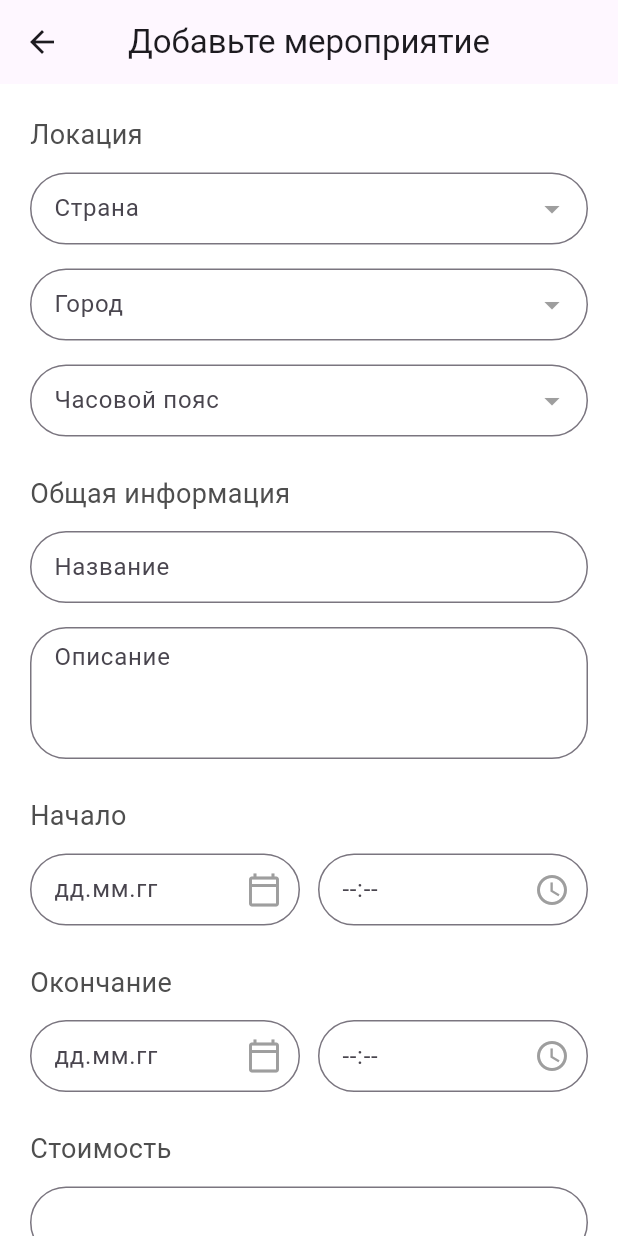
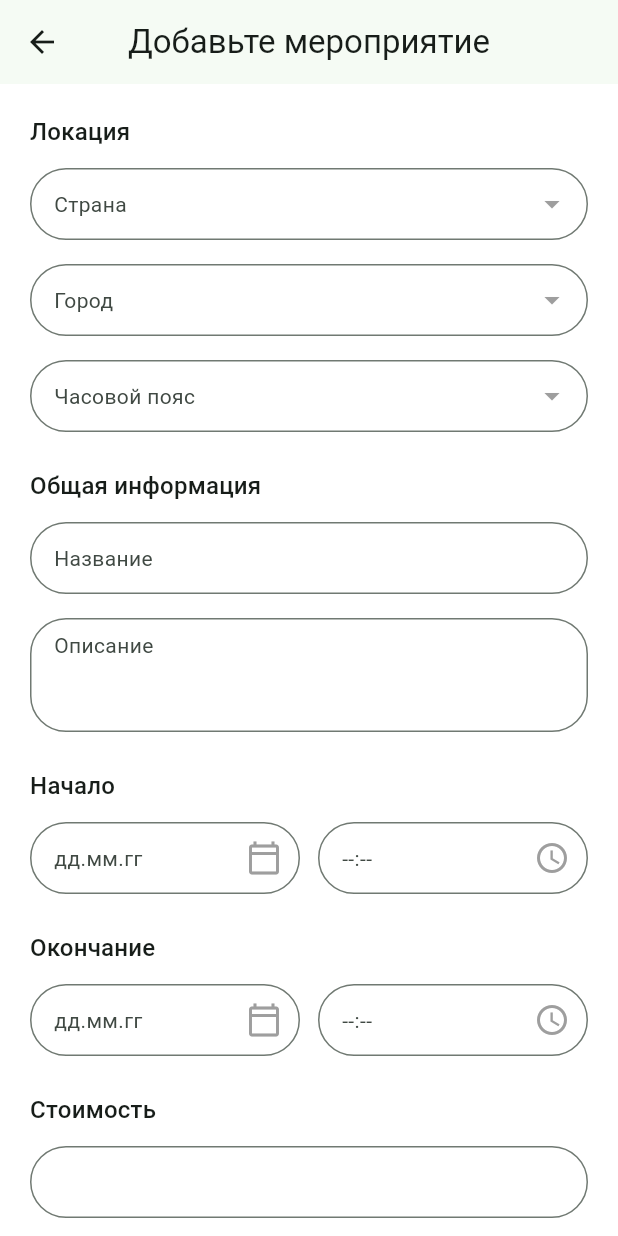
Before and after one commit to openworld-community/ows-events-mobile, a Flutter app: the CreateEventScreen screen opened directly, on a phone screen of 412 x 824 dp. Run offline on Flutter 3.47's test engine with Material 2 defaults, Android fonts, the phone set to English and light mode, and no system bars; our stand-ins replace dio, flutter_riverpod, freezed_annotation, logger, retrofit; generated files the repository leaves out were written again; network calls fail.

Commit message:
features: moved all colors and textStyle in theme

```diff
--- a/lib/features/events/presentation/create_event_screen.dart
+++ b/lib/features/events/presentation/create_event_screen.dart
@@ -2,8 +2,6 @@ import 'package:flutter/material.dart';
 import 'package:flutter/services.dart';
 import 'package:flutter_riverpod/flutter_riverpod.dart';
 import 'package:ows_events_mobile/features/events/presentation/rounded_text_field.dart';
-import 'package:ows_events_mobile/resources/colors.dart';
-import 'package:ows_events_mobile/resources/text_styles.dart';
 
 class CreateEventScreen extends ConsumerStatefulWidget {
   const CreateEventScreen({super.key});
@@ -109,17 +107,17 @@ class _CreateEventScreenState extends ConsumerState<CreateEventScreen> {
             body: SingleChildScrollView(
               child: Container(
                 padding: const EdgeInsets.all(20),
-                color: Colors.white,
+                color: Theme.of(context).colorScheme.secondary,
                 child: Column(
                   crossAxisAlignment: CrossAxisAlignment.start,
                   children: [
                     Column(
                         crossAxisAlignment: CrossAxisAlignment.start,
                         children: [
-                          const Text(
+                          Text(
                             'Локация',
                             textAlign: TextAlign.left,
-                            style: AppTextStyles.mainTextStyle,
+                            style: Theme.of(context).textTheme.titleMedium,
                           ),
                           const SizedBox(height: 12),
                           Column(
@@ -151,10 +149,10 @@ class _CreateEventScreenState extends ConsumerState<CreateEventScreen> {
                     Column(
                       crossAxisAlignment: CrossAxisAlignment.start,
                       children: [
-                        const Text(
+                        Text(
                           'Общая информация',
                           textAlign: TextAlign.left,
-                          style: AppTextStyles.mainTextStyle,
+                          style: Theme.of(context).textTheme.titleMedium,
                         ),
                         const SizedBox(height: 12),
                         Column(
@@ -180,10 +178,10 @@ class _CreateEventScreenState extends ConsumerState<CreateEventScreen> {
                     Column(
                       crossAxisAlignment: CrossAxisAlignment.start,
                       children: [
-                        const Text(
+                        Text(
                           'Начало',
                           textAlign: TextAlign.left,
-                          style: AppTextStyles.mainTextStyle,
+                          style: Theme.of(context).textTheme.titleMedium,
                         ),
                         const SizedBox(height: 12),
                         Row(
@@ -215,10 +213,10 @@ class _CreateEventScreenState extends ConsumerState<CreateEventScreen> {
                     Column(
                       crossAxisAlignment: CrossAxisAlignment.start,
                       children: [
-                        const Text(
+                        Text(
                           'Окончание',
                           textAlign: TextAlign.left,
-                          style: AppTextStyles.mainTextStyle,
+                          style: Theme.of(context).textTheme.titleMedium,
                         ),
                         const SizedBox(height: 12),
                         Row(
@@ -250,10 +248,10 @@ class _CreateEventScreenState extends ConsumerState<CreateEventScreen> {
                     Column(
                       crossAxisAlignment: CrossAxisAlignment.start,
                       children: [
-                        const Text(
+                        Text(
                           'Стоимость',
                           textAlign: TextAlign.left,
-                          style: AppTextStyles.mainTextStyle,
+                          style: Theme.of(context).textTheme.titleMedium,
                         ),
                         const SizedBox(height: 12),
                         RoundedTextField(
@@ -270,10 +268,10 @@ class _CreateEventScreenState extends ConsumerState<CreateEventScreen> {
                     Column(
                       crossAxisAlignment: CrossAxisAlignment.start,
                       children: [
-                        const Text(
+                        Text(
                           'Ссылка на регистрацию',
                           textAlign: TextAlign.left,
-                          style: AppTextStyles.mainTextStyle,
+                          style: Theme.of(context).textTheme.titleMedium,
                         ),
                         const SizedBox(height: 12),
                         RoundedTextField(
@@ -286,30 +284,36 @@ class _CreateEventScreenState extends ConsumerState<CreateEventScreen> {
                     const SizedBox(height: 24),
                     ElevatedButton.icon(
                       icon: const Icon(Icons.image),
-                      label: const Row(
+                      label: Row(
                         children: [
                           Text(
                             'Добваить фото',
-                            style: AppTextStyles.inputTextStyle,
+                            style: Theme.of(context).textTheme.titleMedium,
                           ),
-                          SizedBox(width: 8),
+                          const SizedBox(width: 8),
                           // Дополнительные виджеты текста, если необходимо
                         ],
                       ),
                       onPressed: () {},
                       style: ButtonStyle(
                         shape:
-                            MaterialStateProperty.all<RoundedRectangleBorder>(
+                        MaterialStateProperty.all<RoundedRectangleBorder>(
                           RoundedRectangleBorder(
                             borderRadius: BorderRadius.circular(24.0),
-                            side: const BorderSide(
-                                color: AppColors.input, width: 1.0),
+                            side: BorderSide(
+                              color: Theme.of(context).dividerColor,
+                              width: 1.0,
+                            ),
                           ),
                         ),
                         backgroundColor:
-                            MaterialStateProperty.all<Color>(Colors.white),
+                        MaterialStateProperty.all<Color>(
+                            Theme.of(context).colorScheme.secondary
+                        ),
                         foregroundColor:
-                            MaterialStateProperty.all<Color>(AppColors.input),
+                        MaterialStateProperty.all<Color>(
+                          Theme.of(context).dividerColor,
+                        ),
                         maximumSize: MaterialStateProperty.all<Size>(
                             const Size(200, 40)),
                         elevation: MaterialStateProperty.all<double>(0),
@@ -327,17 +331,22 @@ class _CreateEventScreenState extends ConsumerState<CreateEventScreen> {
                         },
                         style: ButtonStyle(
                           shape:
-                              MaterialStateProperty.all<RoundedRectangleBorder>(
+                          MaterialStateProperty.all<RoundedRectangleBorder>(
                             RoundedRectangleBorder(
                               borderRadius: BorderRadius.circular(24.0),
-                              side: const BorderSide(
-                                  color: AppColors.input, width: 1.0),
+                              side: BorderSide(
+                                color: Theme.of(context).dividerColor,
+                                width: 1.0,
+                              ),
                             ),
                           ),
                           backgroundColor:
-                              MaterialStateProperty.all<Color>(Colors.white),
+                          MaterialStateProperty.all<Color>(
+                              Theme.of(context).colorScheme.secondary
+                          ),
                           foregroundColor: MaterialStateProperty.all<Color>(
-                              AppColors.mainTextColor),
+                            Theme.of(context).dividerColor,
+                          ),
                           maximumSize: MaterialStateProperty.all<Size>(
                               const Size(200, 40)),
                           elevation: MaterialStateProperty.all<double>(0),
@@ -346,9 +355,9 @@ class _CreateEventScreenState extends ConsumerState<CreateEventScreen> {
                                 vertical: 16, horizontal: 7),
                           ),
                         ),
-                        child: const Text(
+                        child: Text(
                           'Отмена',
-                          style: AppTextStyles.inputTextStyle,
+                          style: Theme.of(context).textTheme.titleMedium,
                         ),
                       ),
                       const SizedBox(width: 8),
@@ -356,17 +365,21 @@ class _CreateEventScreenState extends ConsumerState<CreateEventScreen> {
                         onPressed: () {},
                         style: ButtonStyle(
                           shape:
-                              MaterialStateProperty.all<RoundedRectangleBorder>(
+                          MaterialStateProperty.all<RoundedRectangleBorder>(
                             RoundedRectangleBorder(
                               borderRadius: BorderRadius.circular(24.0),
-                              side: const BorderSide(
-                                  color: AppColors.input, width: 1.0),
+                              side: BorderSide(
+                                color: Theme.of(context).dividerColor,
+                                width: 1.0,
+                              ),
                             ),
                           ),
                           backgroundColor: MaterialStateProperty.all<Color>(
-                              AppColors.accent),
+                              Theme.of(context).primaryColor),
                           foregroundColor:
-                              MaterialStateProperty.all<Color>(Colors.white),
+                          MaterialStateProperty.all<Color>(
+                              Theme.of(context).colorScheme.secondary
+                          ),
                           maximumSize: MaterialStateProperty.all<Size>(
                               const Size(200, 40)),
                           elevation: MaterialStateProperty.all<double>(0),
@@ -375,8 +388,9 @@ class _CreateEventScreenState extends ConsumerState<CreateEventScreen> {
                                 vertical: 16, horizontal: 7),
                           ),
                         ),
-                        child: const Text('Сохранить',
-                            style: AppTextStyles.inputTextStyleWhite),
+                        child: Text(
+                            'Сохранить',
+                            style: Theme.of(context).textTheme.titleMedium),
                       )
                     ]),
                   ],
--- a/lib/features/events/presentation/events_list_item.dart
+++ b/lib/features/events/presentation/events_list_item.dart
@@ -1,6 +1,4 @@
 import 'package:flutter/material.dart';
-import 'package:ows_events_mobile/resources/colors.dart';
-import 'package:ows_events_mobile/resources/text_styles.dart';
 
 class EventsListItem extends StatelessWidget {
   const EventsListItem({
@@ -43,11 +41,12 @@ class EventsListItem extends StatelessWidget {
                   child: Container(
                     padding: const EdgeInsets.fromLTRB(4, 10, 4, 10),
                     decoration: BoxDecoration(
-                        color: AppColors.accent,
+                        color: Theme.of(context).primaryColor,
                         borderRadius: BorderRadius.circular(16)),
                     child: Text(
                       price,
-                      style: AppTextStyles.priceTextStyle,
+                      style: Theme.of(context).
+                      textTheme.labelMedium?.copyWith(color: Colors.white),
                     ),
                   ),
                 ),
@@ -63,19 +62,19 @@ class EventsListItem extends StatelessWidget {
                   padding: const EdgeInsets.fromLTRB(0, 8, 0, 8),
                   child: Text(
                     description,
-                    style: AppTextStyles.secondaryText,
+                    style: Theme.of(context).textTheme.bodyMedium,
                   ),
                 ),
                 Padding(
                   padding: const EdgeInsets.fromLTRB(0, 0, 0, 8),
                   child: Text(
-                    title,
-                    style: AppTextStyles.mainTextStyle,
+                      title,
+                      style: Theme.of(context).textTheme.bodyLarge
                   ),
                 ),
                 Text(
                   date,
-                  style: AppTextStyles.secondaryText,
+                  style: Theme.of(context).textTheme.bodyMedium,
                 ),
                 Padding(
                   padding: const EdgeInsets.fromLTRB(0, 8, 0, 44),
@@ -83,7 +82,9 @@ class EventsListItem extends StatelessWidget {
                     onTap: venueLinkAction,
                     child: Text(
                       venueLinkText,
-                      style: AppTextStyles.linkTextStyle,
+                      style: Theme.of(context).
+                      textTheme.
+                      labelMedium?.copyWith(color:const Color(0xff5c9ad2)),
                     ),
                   ),
                 ),
--- a/lib/features/events/presentation/rounded_text_field.dart
+++ b/lib/features/events/presentation/rounded_text_field.dart
@@ -1,8 +1,5 @@
 import 'package:flutter/material.dart';
 import 'package:flutter/services.dart';
-import 'package:ows_events_mobile/resources/text_styles.dart';
-
-import '../../../resources/colors.dart';
 
 class RoundedTextField extends StatelessWidget {
   final String hintText;
@@ -30,7 +27,7 @@ class RoundedTextField extends StatelessWidget {
   @override
   Widget build(BuildContext context) {
     return TextField(
-      style: AppTextStyles.inputTextStyle,
+      style: Theme.of(context).textTheme.bodyMedium,
       keyboardType: keyboardType,
       maxLines: maxLines,
       minLines: minLines,
@@ -44,8 +41,8 @@ class RoundedTextField extends StatelessWidget {
         ),
         focusedBorder: OutlineInputBorder(
             borderRadius: BorderRadius.circular(24.0),
-              borderSide: const BorderSide(
-                color: AppColors.accent,
+            borderSide:  BorderSide(
+              color: Theme.of(context).focusColor,
               width: 1.0,
             )),
         suffixIcon: text.isNotEmpty
@@ -60,7 +57,8 @@ class RoundedTextField extends StatelessWidget {
             : suffixIcon != null
             ? Icon(suffixIcon)
             : null,
-          suffixIconColor: Colors.grey),
+        suffixIconColor: Colors.grey,
+      ),
     );
   }
 }
--- a/lib/resources/colors.dart
+++ /dev/null
@@ -1,9 +0,0 @@
-import 'dart:ui';
-
-class AppColors {
-  static const Color mainTextColor = Color(0xff4e4e4e);
-  static const Color secondTextColor = Color(0xffacacac);
-  static const Color linkTextColor = Color(0xff5c9ad2);
-  static const Color accent = Color(0xff48c78e);
-  static const Color input = Color(0xffc3c3c3);
-}
--- a/lib/resources/text_styles.dart
+++ /dev/null
@@ -1,50 +0,0 @@
-import 'package:flutter/material.dart';
-
-import 'colors.dart';
-
-class AppTextStyles {
-  static const TextStyle secondaryText = TextStyle(
-      fontSize: 12,
-      height: 16/12,
-      fontWeight: FontWeight.w500,
-      color: AppColors.secondTextColor
-  );
-  static const TextStyle mainTextStyleWeight = TextStyle(
-      fontSize: 18,
-      height: 24/18,
-      fontWeight: FontWeight.w500,
-      color: AppColors.mainTextColor
-  );
-  static const TextStyle mainTextStyle = TextStyle(
-      fontSize: 18,
-      height: 27/18,
-      fontWeight: FontWeight.w400,
-      color: AppColors.mainTextColor
-  );
-  static const TextStyle linkTextStyle = TextStyle(
-      fontSize: 12,
-      height: 14.52/12,
-      fontWeight: FontWeight.w400,
-      color: AppColors.linkTextColor,
-      decoration: TextDecoration.underline,
-      decorationColor: AppColors.linkTextColor
-  );
-  static const TextStyle priceTextStyle = TextStyle(
-      fontSize: 12,
-      height: 16/12,
-      fontWeight: FontWeight.w400,
-      color: Colors.white
-  );
-  static const TextStyle inputTextStyle = TextStyle(
-    fontSize: 16,
-    height: 24/16,
-    fontWeight: FontWeight.w400,
-    color: AppColors.mainTextColor
-  );
-  static const TextStyle inputTextStyleWhite = TextStyle(
-    fontSize: 16,
-    height: 24/16,
-    fontWeight: FontWeight.w400,
-    color: Colors.white
-  );
-}
--- a/lib/theme/app_theme.dart
+++ b/lib/theme/app_theme.dart
@@ -3,7 +3,20 @@ import 'package:flutter/material.dart';
 class AppTheme {
   static ThemeData get theme => ThemeData(
         brightness: Brightness.light,
-        colorScheme: ColorScheme.fromSeed(seedColor: Colors.deepPurple),
+        colorScheme: ColorScheme.fromSeed(
+            seedColor: const Color(0xff48C78E)
+        )
+            .copyWith(
+          primary: const Color(0xff48C78E),
+          primaryContainer: const Color(0xff21A86B),
+          secondary: Colors.white,
+          secondaryContainer: const Color(0xffDBDBDB),
+          error: const Color(0xffDB9758),
+        ),
         useMaterial3: true,
-      );
+      ).copyWith(
+    focusColor: const Color(0xff21A86B),
+    disabledColor: const Color(0xff48C78E),
+    dividerColor: const Color(0xffC3C3C3),
+  );
 }
```
Lines whose indentation alone changed are shown as unchanged.
